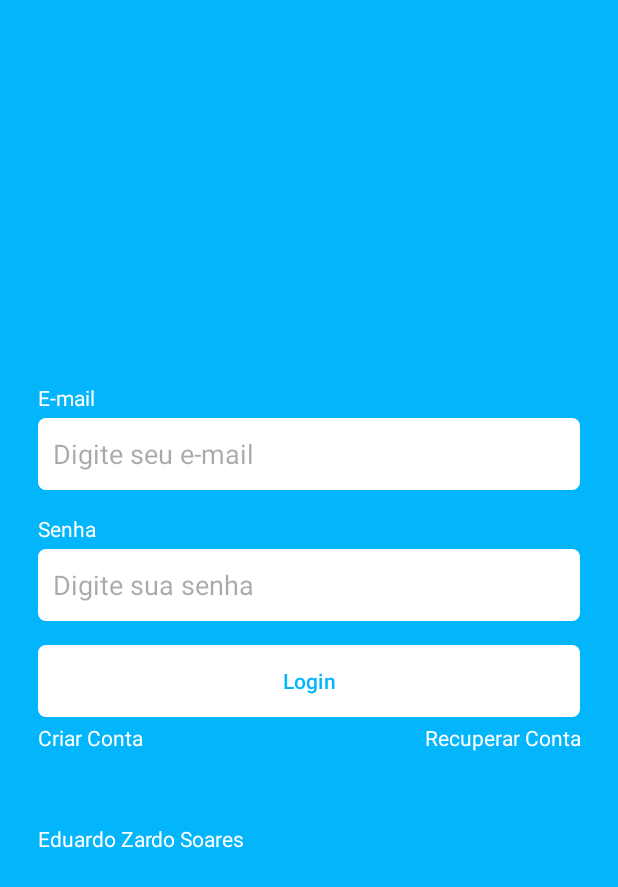
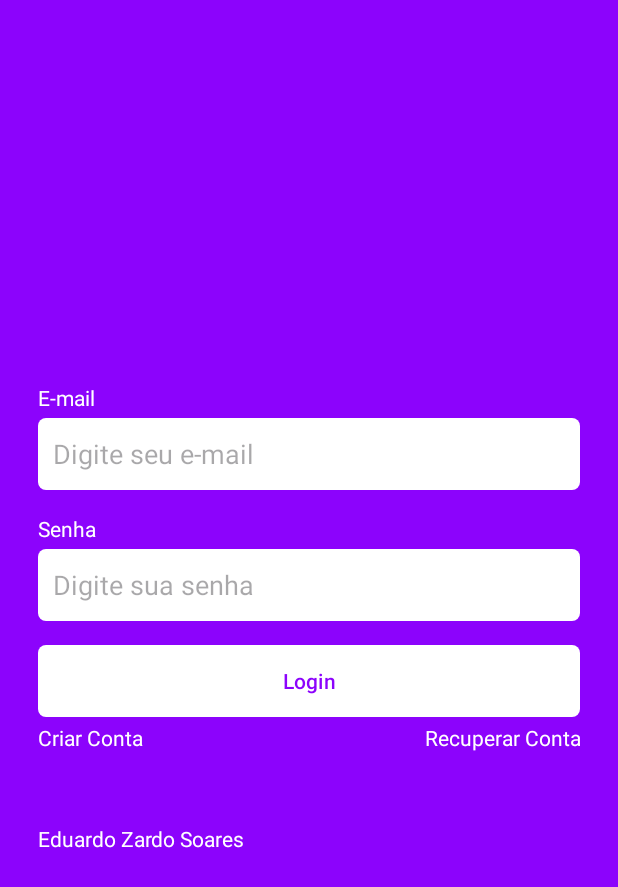
Before and after one commit to ezssoagui/Exercicio-4---Kanban, an Android app: the screen it shows after launch (MainActivity), on a phone screen of 412 x 824 dp. Shown: the top 887 px of the screen. Run offline under Robolectric (Android 15) with nearby library versions, the phone set to English and light mode, and no system bars.

```diff
--- a/app/src/main/res/values/colors.xml
+++ b/app/src/main/res/values/colors.xml
@@ -2,6 +2,6 @@
 <resources>
     <color name="black">#FF000000</color>
     <color name="white">#FFFFFFFF</color>
-    <color name="color_default">#03B6FC</color>
+    <color name="color_default">#8C03FC</color>
 
 </resources>
```
